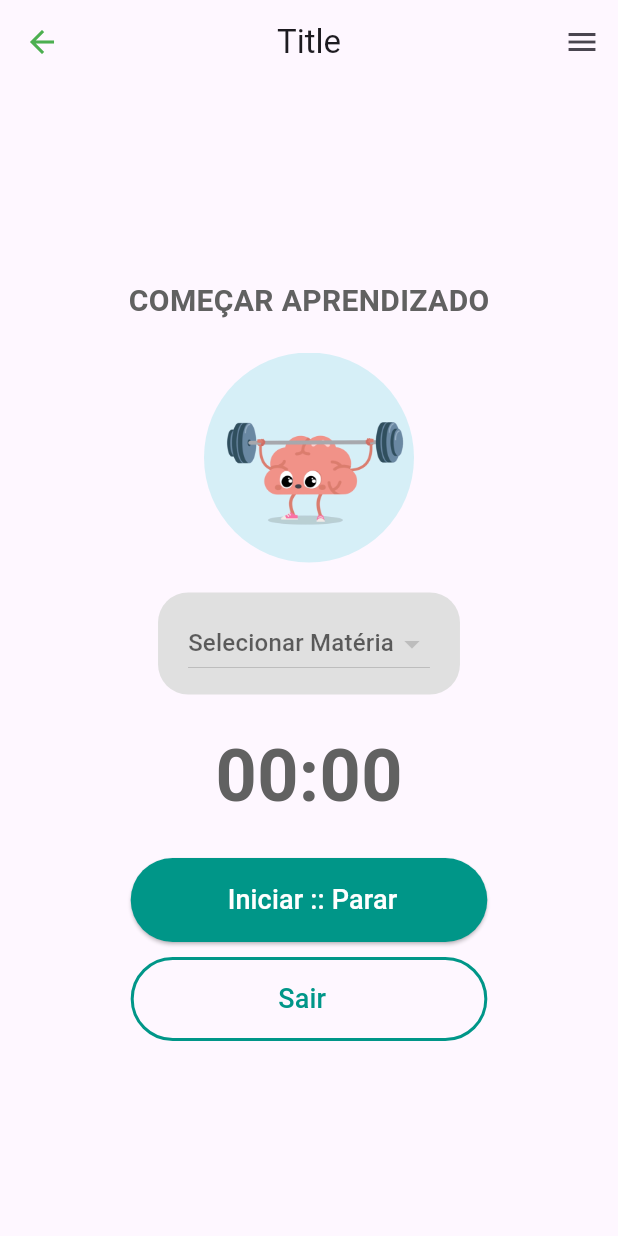
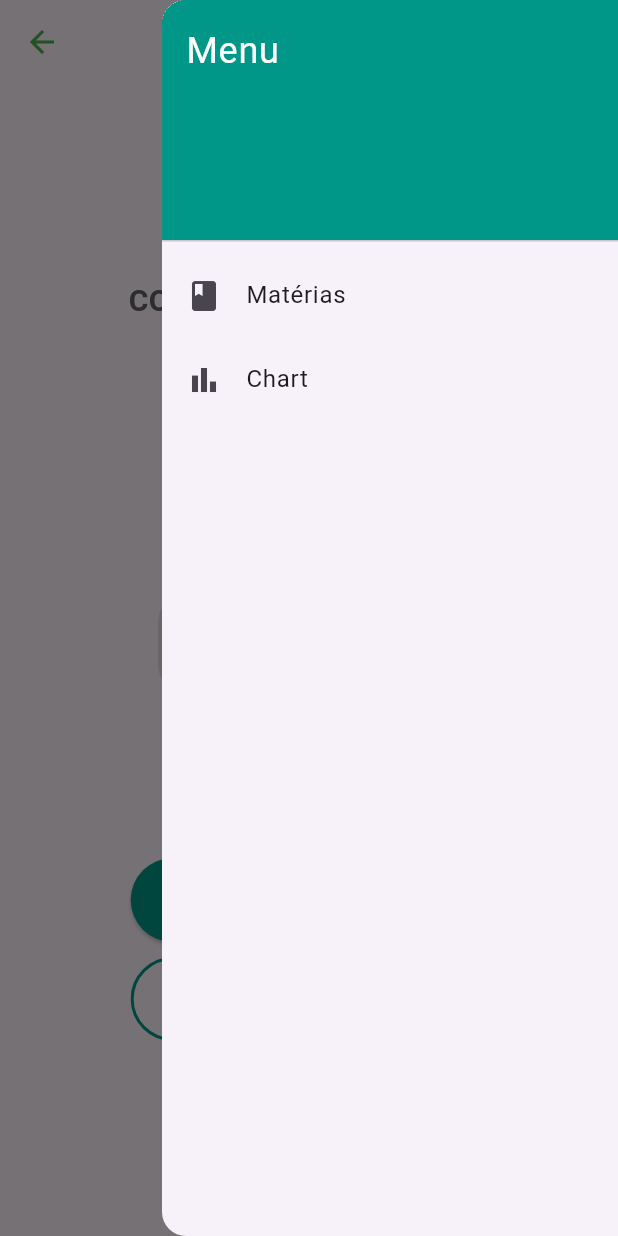
Before and after one commit to victor-monteiro11/sinapse, a Flutter app: the StudyHomePage screen opened by its route, with the side drawer open (before the commit the screen has no drawer), on a phone screen of 412 x 824 dp. Run offline on Flutter 3.47's test engine with Material 3 defaults, Android fonts, the phone set to English and light mode, and no system bars; our stand-ins replace sqflite; accounts and stored records are empty.

Commit message:
Added SideBar and fix button start to home

```diff
--- a/lib/main.dart
+++ b/lib/main.dart
@@ -8,6 +8,7 @@ import 'marcadores.dart';
 import 'tela_login.dart';
 import 'tela_registro.dart';
 import 'user_manager.dart'; // Importar UserManager
+import 'chart.dart';
 
 void main() {
   runApp(MyApp());
@@ -163,9 +164,38 @@ class _StudyHomePageState extends State<StudyHomePage> {
         title: Text('Title'),
         centerTitle: true,
         actions: [
-          IconButton(
+          Builder(
+            builder: (context) {
+              return IconButton(
                 icon: Icon(Icons.menu),
                 onPressed: () {
+                  Scaffold.of(context).openEndDrawer();
+                },
+              );
+            },
+          ),
+        ],
+      ),
+      endDrawer: Drawer(
+        child: ListView(
+          padding: EdgeInsets.zero,
+          children: <Widget>[
+            DrawerHeader(
+              decoration: BoxDecoration(
+                color: Colors.teal,
+              ),
+              child: Text(
+                'Menu',
+                style: TextStyle(
+                  color: Colors.white,
+                  fontSize: 24,
+                ),
+              ),
+            ),
+            ListTile(
+              leading: Icon(Icons.book),
+              title: Text('Matérias'),
+              onTap: () {
                 Navigator.push(
                   context,
                   MaterialPageRoute(builder: (context) => MarkersPage()),
@@ -181,7 +211,18 @@ class _StudyHomePageState extends State<StudyHomePage> {
                 });
               },
             ),
+            ListTile(
+              leading: Icon(Icons.bar_chart),
+              title: Text('Chart'),
+              onTap: () {
+                Navigator.push(
+                  context,
+                  MaterialPageRoute(builder: (context) => ChartPage()),
+                );
+              },
+            ),
           ],
+        ),
       ),
       body: Center(
         child: Padding(
--- a/lib/marcadores.dart
+++ b/lib/marcadores.dart
@@ -1,6 +1,7 @@
 import 'package:flutter/material.dart';
 import 'models/materia.dart'; // Importe o modelo de matéria
 import 'adicionar_marcadores.dart'; // Importe a tela de adicionar marcadores
+
 
 class MarkersPage extends StatefulWidget {
   @override
@@ -64,7 +65,7 @@ class _MarkersPageState extends State<MarkersPage> {
                   subject: materia.nome,
                   onDelete: () => _deleteMateria(materia.id!),
                   onStart: () {
-                    Navigator.pop(context, materia);
+                    Navigator.of(context).pushNamed('/home');
                   },
                 );
               },
```
Also changed, not shown: lib/chart.dart (added, +18 -0 lines). Lines whose indentation alone changed are shown as unchanged.
